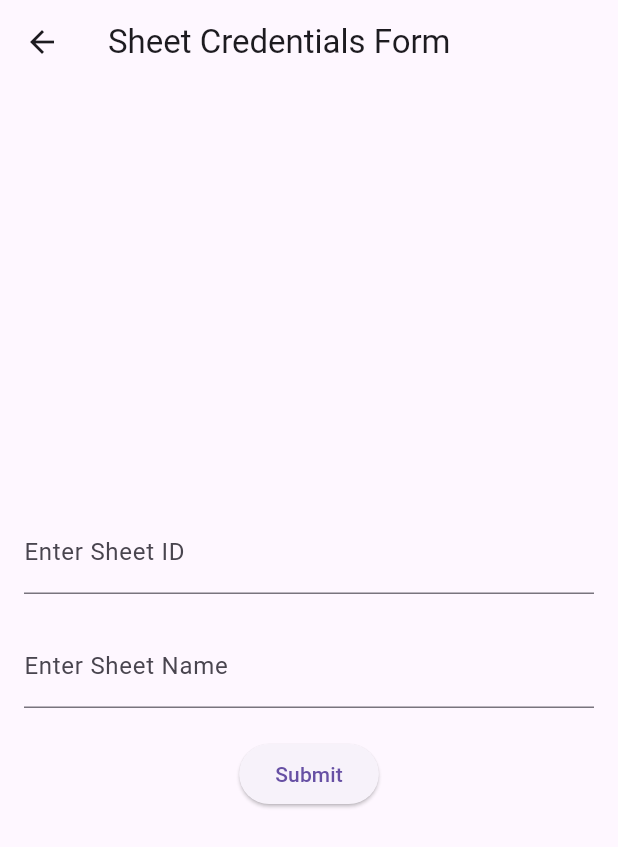
After one commit to Kazuto-dev/thesismob, a Flutter app: the screen it shows after launch, item 3 of the bottom bar chosen, after a tap on "Submit", on a phone screen of 412 x 824 dp. The commit adds this screen. Shown: the top 847 px of the screen. Run offline on Flutter 3.47's test engine with Material 3 defaults, Android fonts, the phone set to English and light mode, and no system bars; our stand-ins replace firebase_core, google_sign_in; missing offline and left inert: gsheets; accounts and stored records are empty; key blocks and very long unbroken strings in the code were emptied for the run.

Commit message:
changes 22/12/23 Insert sheets using ID and Sheet Name (working, not worth it)

```diff
--- a/lib/frames/Mains/MainMenu.dart
+++ b/lib/frames/Mains/MainMenu.dart
@@ -146,7 +146,7 @@ class FirstPage extends StatelessWidget {
           } else if (index == 1) {
             Navigator.pushNamed(context, '/DefenitionBox');
           } else if (index == 2) {
-            Navigator.pushNamed(context, '/profilepage');
+            Navigator.pushNamed(context, '/sheetform');
           }
         },
       ),
--- /dev/null
+++ b/lib/frames/Mains/sheetForm.dart
@@ -0,0 +1,85 @@
+// ignore_for_file: file_names, prefer_const_constructors
+
+import 'package:flutter/material.dart';
+import 'package:provider/provider.dart';
+import 'package:thesismob/frames/Mains/sheetProvider.dart';
+
+class SheetInfoInput extends StatefulWidget {
+  @override
+  _SheetInfoInputState createState() => _SheetInfoInputState();
+}
+
+class _SheetInfoInputState extends State<SheetInfoInput> {
+  final TextEditingController sheetIdController = TextEditingController();
+  final TextEditingController sheetNameController = TextEditingController();
+
+  @override
+  Widget build(BuildContext context) {
+    return Scaffold(
+      appBar: AppBar(
+        title: Text('Sheet Credentials Form'),
+      ),
+      body: Padding(
+        padding: const EdgeInsets.all(16.0),
+        child: Column(
+          mainAxisAlignment: MainAxisAlignment.center,
+          children: [
+            TextField(
+              controller: sheetIdController,
+              decoration: InputDecoration(labelText: 'Enter Sheet ID'),
+            ),
+            SizedBox(height: 20),
+            TextField(
+              controller: sheetNameController,
+              decoration: InputDecoration(labelText: 'Enter Sheet Name'),
+            ),
+            SizedBox(height: 20),
+            ElevatedButton(
+              onPressed: () {
+                final String sheetId = sheetIdController.text;
+                final String sheetName = sheetNameController.text;
+
+                if (sheetId.isNotEmpty && sheetName.isNotEmpty) {
+                  // Use the provider to set the sheet info
+                  Provider.of<SheetInfoProvider>(context, listen: false)
+                      .setSheetInfo(sheetId, sheetName);
+
+                  // Navigate to the next page
+                  Navigator.push(
+                    context,
+                    MaterialPageRoute(
+                      builder: (context) => NextPage(),
+                    ),
+                  );
+                } else {
+                  print('Please enter both Sheet ID and Sheet Name');
+                }
+              },
+              child: Text('Submit'),
+            ),
+          ],
+        ),
+      ),
+    );
+  }
+}
+
+class NextPage extends StatelessWidget {
+  @override
+  Widget build(BuildContext context) {
+    // Access the sheet info from the provider
+    final sheetInfo = Provider.of<SheetInfoProvider>(context).sheetInfo;
+
+    return Scaffold(
+      appBar: AppBar(
+        title: Text('Next Page'),
+      ),
+      body: Center(
+        child: Text(
+          'Sheet ID: ${sheetInfo?.sheetId}\nSheet Name: ${sheetInfo?.sheetName}',
+          textAlign: TextAlign.center,
+        ),
+      ),
+    );
+  }
+}
--- /dev/null
+++ b/lib/frames/Mains/sheetInfo.dart
@@ -0,0 +1,11 @@
+// ignore_for_file: file_names, unused_import
+
+import 'package:flutter/material.dart';
+
+// sheet_info.dart
+class SheetInfo {
+  final String sheetId;
+  final String sheetName;
+
+  SheetInfo(this.sheetId, this.sheetName);
+}
--- /dev/null
+++ b/lib/frames/Mains/sheetProvider.dart
@@ -0,0 +1,15 @@
+// ignore_for_file: file_names, unused_import
+
+import 'package:flutter/material.dart';
+import 'sheetInfo.dart';
+
+class SheetInfoProvider with ChangeNotifier {
+  SheetInfo? _sheetInfo;
+
+  SheetInfo? get sheetInfo => _sheetInfo;
+
+  void setSheetInfo(String sheetId, String sheetName) {
+    _sheetInfo = SheetInfo(sheetId, sheetName);
+    notifyListeners();
+  }
+}
--- a/lib/main.dart
+++ b/lib/main.dart
@@ -5,6 +5,9 @@ import 'package:flutter/material.dart';
 import 'package:google_sign_in/google_sign_in.dart';
 import 'package:firebase_core/firebase_core.dart';
 import 'firebase_options.dart';
+import 'package:provider/provider.dart';
+import 'package:thesismob/frames/Mains/sheetProvider.dart';
+import 'package:thesismob/frames/Mains/sheetForm.dart';
 
 //Pages
 import 'package:thesismob/frames/CHB/Output.dart';
@@ -24,13 +27,13 @@ import 'package:thesismob/frames/Mains/Electrical.dart';
 import 'package:thesismob/frames/Mains/Plumbing.dart';
 import 'package:thesismob/frames/Mains/Structural.dart';
 
-
-void main() async {
-  WidgetsFlutterBinding.ensureInitialized();
-  await Firebase.initializeApp(
-    options: DefaultFirebaseOptions.currentPlatform,
+void main() {
+  runApp(
+    ChangeNotifierProvider(
+      create: (context) => SheetInfoProvider(),
+      child: MyApp(),
+    ),
   );
-  runApp(const MyApp());
 }
 
 class MyApp extends StatelessWidget {
@@ -46,6 +49,7 @@ class MyApp extends StatelessWidget {
       routes: {
         // ignore: prefer_const_constructors
         '/menu': (context) => FirstPage(),
+        '/sheetform': (context) => SheetInfoInput(),
 
         // ignore: prefer_const_constructors
         '/materials': (context) => materialPage(),
--- a/pubspec.yaml
+++ b/pubspec.yaml
@@ -47,6 +47,7 @@ dependencies:
   firebase_auth: ^4.15.3
   gsheets: ^0.5.0
   googleapis: ^11.4.0
+  provider: ^6.1.1
 
 dev_dependencies:
   flutter_test:
```
Also changed, not shown: lib/frames/Mains/gLogIn.dart (deleted, +0 -127 lines), lib/frames/Tiles/tilesOutput.dart (+23 -10 lines), pubspec.lock.
